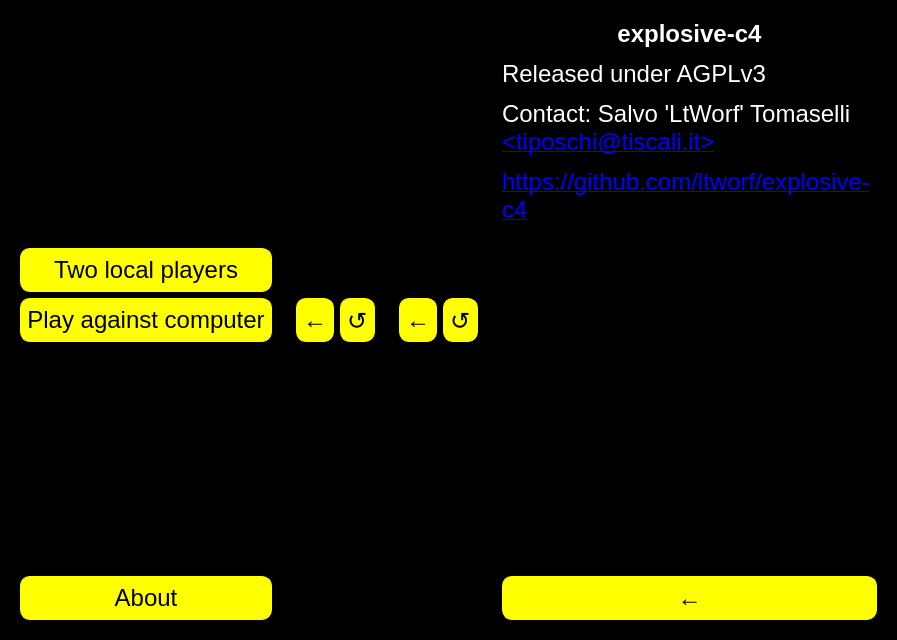
ltworf/explosive-c4, file src/mainui.ui: the form before one commit.
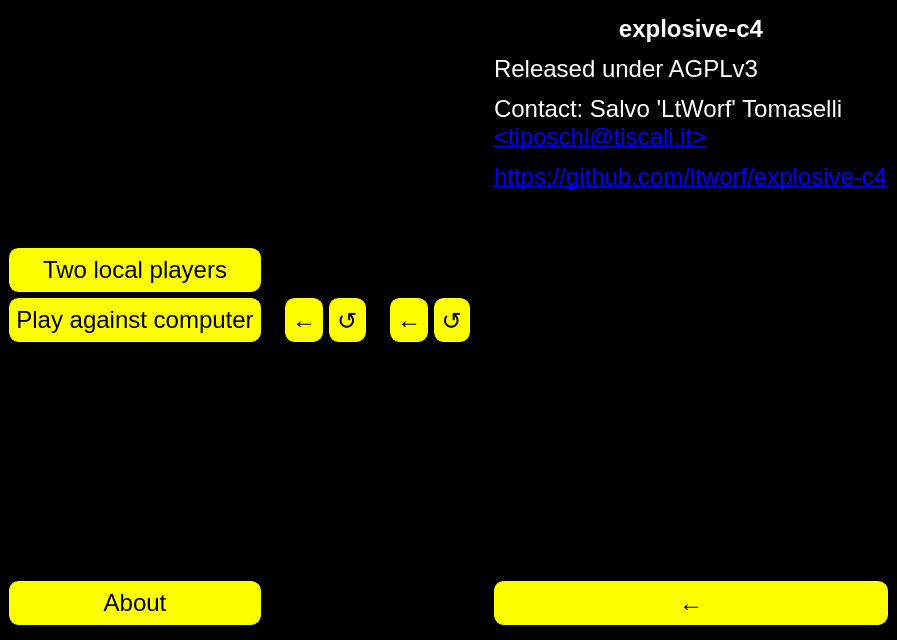
The form after the commit.

Commit message: Reduce lateral margins

What changed in the file:
```diff
--- a/src/mainui.ui
+++ b/src/mainui.ui
@@ -59,6 +59,18 @@
    <locale language="English" country="UnitedStates"/>
   </property>
   <layout class="QHBoxLayout" name="horizontalLayout_2">
+   <property name="leftMargin">
+    <number>0</number>
+   </property>
+   <property name="topMargin">
+    <number>6</number>
+   </property>
+   <property name="rightMargin">
+    <number>0</number>
+   </property>
+   <property name="bottomMargin">
+    <number>6</number>
+   </property>
    <item>
     <widget class="QFrame" name="frmInitial">
      <property name="frameShape">
```
